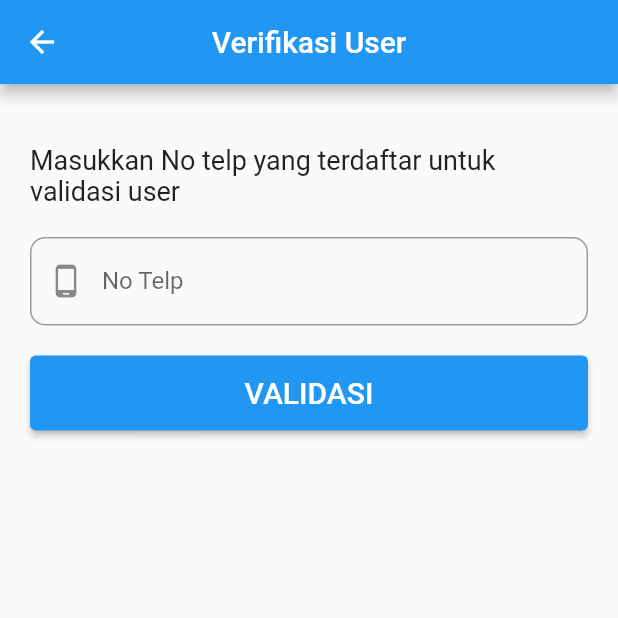
After one commit to arymuhammad/absensi, a Flutter app: the screen it shows after launch, after a tap on "Lupas Password?", on a phone screen of 412 x 824 dp, the top half of it. The commit adds this screen. Run offline on Flutter 3.47's test engine with Material 2 defaults, Android fonts, the phone set to English and light mode, and no system bars; our stand-ins replace cached_network_image, convex_bottom_bar, file_picker, fluttertoast, full_screen_image_null_safe, geocoding and 9 more; network calls fail.

Commit message:
add page and function to handle forgot password

```diff
--- a/lib/app/controllers/page_index_controller.dart
+++ b/lib/app/controllers/page_index_controller.dart
@@ -47,7 +47,7 @@ class PageIndexController extends GetxController {
       // Location services are not enabled don't continue
       // accessing the position and request users of the
       // App to enable the location services.
-      showToast("failed", "Lokasi belum diaktifkan");
+      showToast("Lokasi belum diaktifkan");
       return Future.error('Location services are disabled.');
     }
 
--- /dev/null
+++ b/lib/app/model/cek_user_model.dart
@@ -0,0 +1,30 @@
+class CekUser {
+  String? id;
+  String? username;
+  String? password;
+  String? nama;
+  String? notelp;
+  String? kodeCabang;
+  String? level;
+  String? foto;
+
+  CekUser(
+      {this.id,
+      this.username,
+      this.password,
+      this.nama,
+      this.notelp,
+      this.kodeCabang,
+      this.level,
+      this.foto});
+  CekUser.fromJson(Map<String, dynamic> json) {
+    id = json['id'];
+    username = json['username'];
+    password = json['password'];
+    nama = json['nama'];
+    notelp = json['no_telp'];
+    kodeCabang = json['kode_cabang'];
+    level = json['level'];
+    foto = json['foto'];
+  }
+}
--- a/lib/app/modules/add_pegawai/controllers/add_pegawai_controller.dart
+++ b/lib/app/modules/add_pegawai/controllers/add_pegawai_controller.dart
@@ -4,6 +4,9 @@ import 'dart:math';
 
 import 'package:absensi/app/Repo/service_api.dart';
 import 'package:absensi/app/model/level_model.dart';
+import 'package:absensi/app/modules/login/views/login_view.dart';
+import 'package:absensi/app/modules/profil/views/update_password.dart';
+import 'package:absensi/app/routes/app_pages.dart';
 import 'package:flutter/material.dart';
 import 'package:fluttertoast/fluttertoast.dart';
 import 'package:get/get.dart';
@@ -15,6 +18,7 @@ import 'package:permission_handler/permission_handler.dart';
 import '../../../helper/toast.dart';
 import '../../../model/cabang_model.dart';
 import '../../../model/cabang_model.dart';
+import '../../../model/cek_user_model.dart';
 
 class AddPegawaiController extends GetxController {
   late TextEditingController nip;
@@ -38,6 +42,7 @@ class AddPegawaiController extends GetxController {
   var levelUser = <Level>[].obs;
   var selectedCabang = "".obs;
   var selectedLevel = "".obs;
+  var cekDataUser = <CekUser>[].obs;
   @override
   void onInit() {
     super.onInit();
@@ -153,62 +158,57 @@ class AddPegawaiController extends GetxController {
     }
   }
 
-  // uploadFoto() async {
-  //   FilePickerResult? result = await FilePicker.platform.pickFiles(
-  //     type: FileType.custom,
-  //     allowedExtensions: ['jpg', 'pdf', 'doc'],
-  //   );
-  //   // final pickedImage = await picker.pickImage(source: ImageSource.gallery);
-  //   // // setState(() {
-  //   // _image = File(pickedImage!.path);
-  //   // });
-  //   if (result != null) {
-  //     PlatformFile file = result.files.first;
-  //     fileFoto.text = file.name;
-  //     pathfileBanner = File(result.files.single.path.toString());
-  //     // print(file.name);
-  //     // print(file.bytes);
-  //     // print(file.size);
-  //     // print(file.extension);
-  //     // print(file.path);
-  //   } else {
-  //     // print('No file selected');
-  //   }
-  // }
-  // FirebaseAuth auth = FirebaseAuth.instance;
-  // FirebaseFirestore firestore = FirebaseFirestore.instance;
+  void cekUser() async {
+    var data = {"no_telp": telp.text};
+    if (telp.text != "") {
+      Get.defaultDialog(
+          title: '',
+          content: Center(
+              child: Column(
+            children: const [
+              CircularProgressIndicator(),
+              SizedBox(
+                height: 5,
+              ),
+              Text('Sedang mencari data user...')
+            ],
+          )));
+      final response = await ServiceApi().cekUser(data);
+      cekDataUser.value = response;
+      Get.back();
+      if (cekDataUser.isNotEmpty) {
+        telp.clear();
+        Get.to(() => UpdatePassword(), arguments: {
+          "id_user": cekDataUser[0].id,
+          "username": cekDataUser[0].username
+        });
+      } else {
+        dialogMsg("Terjadi Kesalahan",
+            "Tidak ditemukan user dengan No Telp ${telp.text}. Pastikan No Telp yang diinput sudah sesuai");
+      }
+    } else {
+      showToast( "Anda harus mengisi kolom No Telp");
+    }
+  }
 
-  // void addPegawai() async {
-  //   if (nip.text.isNotEmpty && name.text.isNotEmpty && email.text.isNotEmpty) {
-  //     try {
-  //       UserCredential userCredential =
-  //           await auth.createUserWithEmailAndPassword(
-  //               email: email.text, password: "password");
-  //       if (userCredential.user != null) {
-  //         String uid = userCredential.user!.uid;
-  //         firestore.collection("pegawai").doc(uid).set(
-  //           {
-  //             "email":email.text,
-  //             "nama":name.text,
-  //             "nip":nip.text,
-  //             "createdAt":DateTime.now().toIso8601String(),
-  //             "uid":uid
+  void updatePassword(String id, String username) async {
+    var data = {"id": id, "username": username, "password": pass.text};
+    if (pass.text != "") {
+      loadingDialog("Memperbarui data user...");
+      dialogMsg("Sukses", "Password berhasil diperbarui");
+      final response = await ServiceApi().updatePasswordUser(data);
+      cekDataUser.value = response;
+      Get.back();
+      if (cekDataUser.isNotEmpty) {
+        pass.clear();
+        Get.offAll(const LoginView());
+      } else {
+        dialogMsg(
+            "Terjadi Kesalahan", "Tidak dapat memperbarui password. Coba lagi");
+      }
+    } else {
+      showToast("Anda belum mengisi kolom Password");
+    }
+  }
 
-  //           }
-  //         );
-  //       }
-  //     } on FirebaseException catch (e) {
-  //       if (e.code == 'weak-password') {
-  //         log('The password provided is too weak.');
-  //         showToast("failed", "Password terlalu lemah");
-  //       } else if (e.code == 'email-already-in-use') {
-  //         log('The account already exists for that email.');
-  //         showToast("failed", "Email ini sudah terdaftar");
-  //         Get.snackbar("Error", "Terjadi kesalahan");
-  //       }
-  //     }
-  //   } else {
-  //     showToast("failed", "Terjadi kesalahan saat mengirim data ke server");
-  //   }
-  // }
 }
--- a/lib/app/modules/add_pegawai/views/add_pegawai_view.dart
+++ b/lib/app/modules/add_pegawai/views/add_pegawai_view.dart
@@ -242,7 +242,7 @@ class AddPegawaiView extends GetView<AddPegawaiController> {
                       void Function(String) onSelected,
                       Iterable<String> options) {
                     return Align(
-                      alignment: Alignment.topLeft,
+                      alignment: Alignment.topRight,
                       child: Material(
                           child: SizedBox(
                         width: 210,
--- a/lib/app/modules/detail_absen/views/detail_absen_view.dart
+++ b/lib/app/modules/detail_absen/views/detail_absen_view.dart
@@ -9,7 +9,7 @@ import '../controllers/detail_absen_controller.dart';
 
 class DetailAbsenView extends GetView<DetailAbsenController> {
   const DetailAbsenView({Key? key}) : super(key: key);
-  // final pageC = Get.put(PageIndexController());
+
   @override
   Widget build(BuildContext context) {
     return Scaffold(
--- a/lib/app/modules/login/views/login_view.dart
+++ b/lib/app/modules/login/views/login_view.dart
@@ -1,3 +1,4 @@
+import 'package:absensi/app/modules/profil/views/verifikasi_update_password.dart';
 import 'package:flutter/material.dart';
 
 import 'package:get/get.dart';
@@ -13,9 +14,27 @@ class LoginView extends GetView<LoginController> {
           title: const Text('LOGIN'),
           centerTitle: true,
         ),
-        body: ListView(
-          padding: const EdgeInsets.all(20),
+        body: Padding(
+          padding: const EdgeInsets.symmetric(horizontal: 20.0),
+          child: ListView(
             children: [
+              const SizedBox(height: 35),
+              Center(
+                child: ClipOval(
+                  child: Container(
+                    height: 150,
+                    width: 150,
+                    decoration: BoxDecoration(color: Colors.grey[300]),
+                    child: const Center(
+                        child: Icon(
+                      Icons.account_circle_rounded,
+                      color: Colors.grey,
+                      size: 150,
+                    )),
+                  ),
+                ),
+              ),
+              const SizedBox(height: 20),
               TextField(
                 controller: controller.username,
                 decoration: const InputDecoration(
@@ -39,12 +58,18 @@ class LoginView extends GetView<LoginController> {
               ),
               ElevatedButton(
                   style: ElevatedButton.styleFrom(
-                fixedSize: Size(Get.mediaQuery.size.width, 50)
+                      fixedSize: Size(Get.mediaQuery.size.width, 50)),
+                  onPressed: () => controller.login(),
+                  child: const Text('LOGIN')),
+              const SizedBox(height: 20),
+              TextButton(
+                  onPressed: () {
+                    Get.to(() => VerifikasiUpdatePassword(),
+                        transition: Transition.cupertino);
+                  },
+                  child: const Text('Lupas Password?')),
+            ],
           ),
-                onPressed: () => controller.login(), child: const Text('LOGIN')),
-                const SizedBox(height: 20),
-                TextButton(onPressed: (){}, child: const Text('Lupas Password ?'))
-          ],
         ));
   }
 }
--- /dev/null
+++ b/lib/app/modules/profil/views/verifikasi_update_password.dart
@@ -0,0 +1,52 @@
+import 'package:absensi/app/modules/add_pegawai/controllers/add_pegawai_controller.dart';
+import 'package:flutter/material.dart';
+import 'package:flutter/src/widgets/framework.dart';
+import 'package:get/get.dart';
+
+class VerifikasiUpdatePassword extends GetView {
+  VerifikasiUpdatePassword({super.key});
+  final pegawaiC = Get.put(AddPegawaiController());
+  @override
+  Widget build(BuildContext context) {
+    return Scaffold(
+      appBar: AppBar(
+        title: const Text('Verifikasi User'),
+        centerTitle: true,
+      ),
+      body: Padding(
+        padding: const EdgeInsets.all(20.0),
+        child: ListView(
+          children: [
+            const SizedBox(height: 20),
+            const Text(
+              'Masukkan No telp yang terdaftar untuk validasi user',
+              style: TextStyle(fontSize: 18),
+            ),
+            const SizedBox(height: 20),
+            TextField(
+              controller: pegawaiC.telp,
+              decoration: InputDecoration(
+                  labelText: 'No Telp',
+                  prefixIcon: const Icon(Icons.phone_android),
+                  border: OutlineInputBorder(
+                      borderRadius: BorderRadius.circular(10))),
+              keyboardType: TextInputType.phone,
+            ),
+            const SizedBox(height: 20),
+            ElevatedButton(
+              onPressed: () {
+                pegawaiC.cekUser();
+              },
+              style: ElevatedButton.styleFrom(
+                  minimumSize: Size(Get.mediaQuery.size.width, 50)),
+              child: const Text(
+                'VALIDASI',
+                style: TextStyle(fontSize: 20),
+              ),
+            )
+          ],
+        ),
+      ),
+    );
+  }
+}
```
Also changed, not shown: lib/app/Repo/service_api.dart (+58 -3 lines), lib/app/controllers/absen_controller.dart (+4 -37 lines), lib/app/helper/toast.dart (+21 -4 lines), lib/app/modules/login/controllers/login_controller.dart (+6 -16 lines), lib/app/modules/profil/views/update_password.dart (added, +53 -0 lines). Lines whose indentation alone changed are shown as unchanged.
